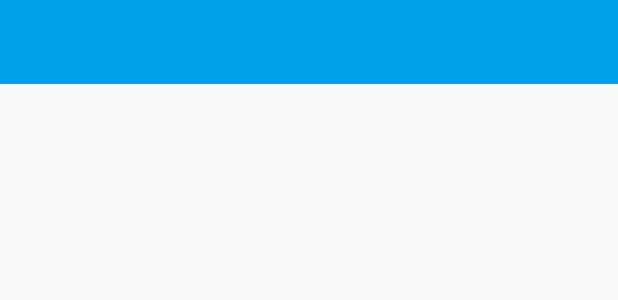
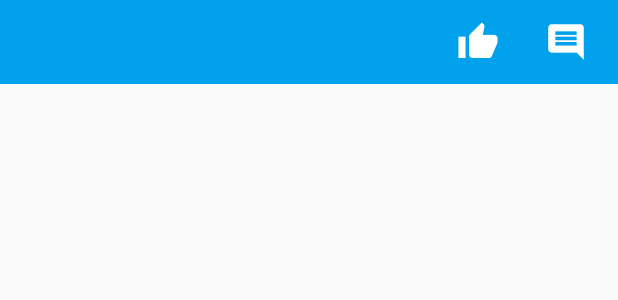
Before and after one commit to Chost233/ZhiHu, an Android app: the layout activity_single_news.xml on its own in the app's theme, with its tools: preview values and no code run, on a phone screen of 412 x 824 dp. Shown: the top 300 px of the screen. Run offline under Robolectric (Android 15) with nearby library versions, the phone set to English and light mode, and no system bars.

Commit message:
知乎日报

```diff
--- a/app/src/main/res/layout/activity_single_news.xml
+++ b/app/src/main/res/layout/activity_single_news.xml
@@ -14,6 +14,47 @@
         android:background="?attr/colorPrimary"
         android:theme="@style/ThemeOverlay.AppCompat.Dark.ActionBar"
         app:popupTheme="@style/ThemeOverlay.AppCompat.Light">
+
+        <LinearLayout
+            android:layout_width="match_parent"
+            android:layout_height="match_parent"
+            android:gravity="end"
+            android:orientation="horizontal"
+            android:theme="@style/ThemeOverlay.AppCompat.Dark.ActionBar"
+            app:popupTheme="@style/ThemeOverlay.AppCompat.Light">
+
+            <ImageView
+                android:layout_width="wrap_content"
+                android:layout_height="match_parent"
+                android:src="@mipmap/ic_like"
+                />
+
+            <TextView
+                android:id="@+id/activity_single_news_text_view_like"
+                android:layout_width="wrap_content"
+                android:layout_height="match_parent"
+                android:layout_margin="5dp"
+                android:gravity="center"
+                android:textColor="#fff"
+                android:textSize="18sp"/>
+
+            <ImageView
+                android:layout_width="wrap_content"
+                android:layout_height="match_parent"
+                android:src="@mipmap/ic_comment"
+                />
+
+            <TextView
+                android:id="@+id/activity_single_news_text_view_comment"
+                android:layout_width="wrap_content"
+                android:layout_height="match_parent"
+                android:layout_margin="5dp"
+                android:gravity="center"
+                android:textColor="#fff"
+                android:textSize="18sp"/>
+
+
+        </LinearLayout>
     </android.support.v7.widget.Toolbar>
 
     <FrameLayout
```
Also changed, not shown: app/src/main/java/com/pers/myc/zhihu/NewsExtra.java (added, +28 -0 lines), app/src/main/java/com/pers/myc/zhihu/SingleNewsActity.java (+32 -2 lines), app/src/main/ic_btn-web.png (added), app/src/main/ic_comment-web.png (added), app/src/main/ic_like-web.png (added), app/src/main/res/mipmap-hdpi/ic_comment.png (added), app/src/main/res/mipmap-hdpi/ic_like.png (added), app/src/main/res/mipmap-mdpi/ic_comment.png (added), app/src/main/res/mipmap-mdpi/ic_like.png (added), app/src/main/res/mipmap-xhdpi/ic_comment.png (added), app/src/main/res/mipmap-xhdpi/ic_like.png (added), app/src/main/res/mipmap-xxhdpi/ic_comment.png (added), app/src/main/res/mipmap-xxhdpi/ic_like.png (added), app/src/main/res/mipmap-xxxhdpi/ic_comment.png (added), 1 more files, 1 other file.
